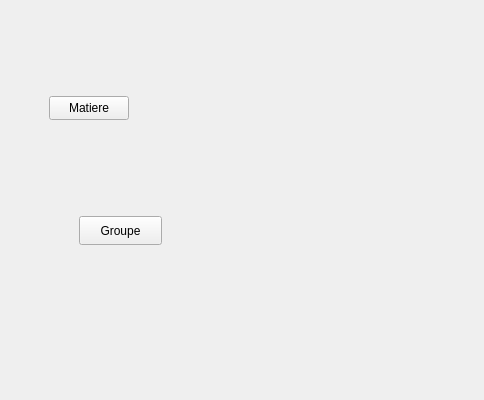
Qt form ProjectPV/mainwindow/mainwindow.ui (Yassine-Mhirsi/ProjectPV) before a commit; both pictures show x 351 to 835 and y 114 to 514 of the 835 by 514 pixel window.
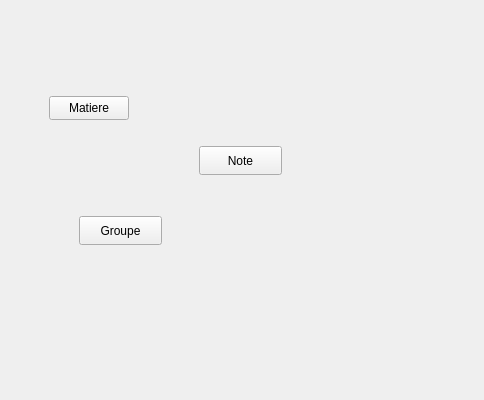
The same form after that commit.

Commit message: completed all classes but note

Patch:
```diff
--- a/ProjectPV/mainwindow/mainwindow.ui
+++ b/ProjectPV/mainwindow/mainwindow.ui
@@ -79,6 +79,19 @@
      <string>Groupe</string>
     </property>
    </widget>
+   <widget class="QPushButton" name="note_pushButton">
+    <property name="geometry">
+     <rect>
+      <x>550</x>
+      <y>260</y>
+      <width>83</width>
+      <height>29</height>
+     </rect>
+    </property>
+    <property name="text">
+     <string>Note</string>
+    </property>
+   </widget>
   </widget>
  </widget>
  <resources/>
```
The commit also changes 138 other files.
